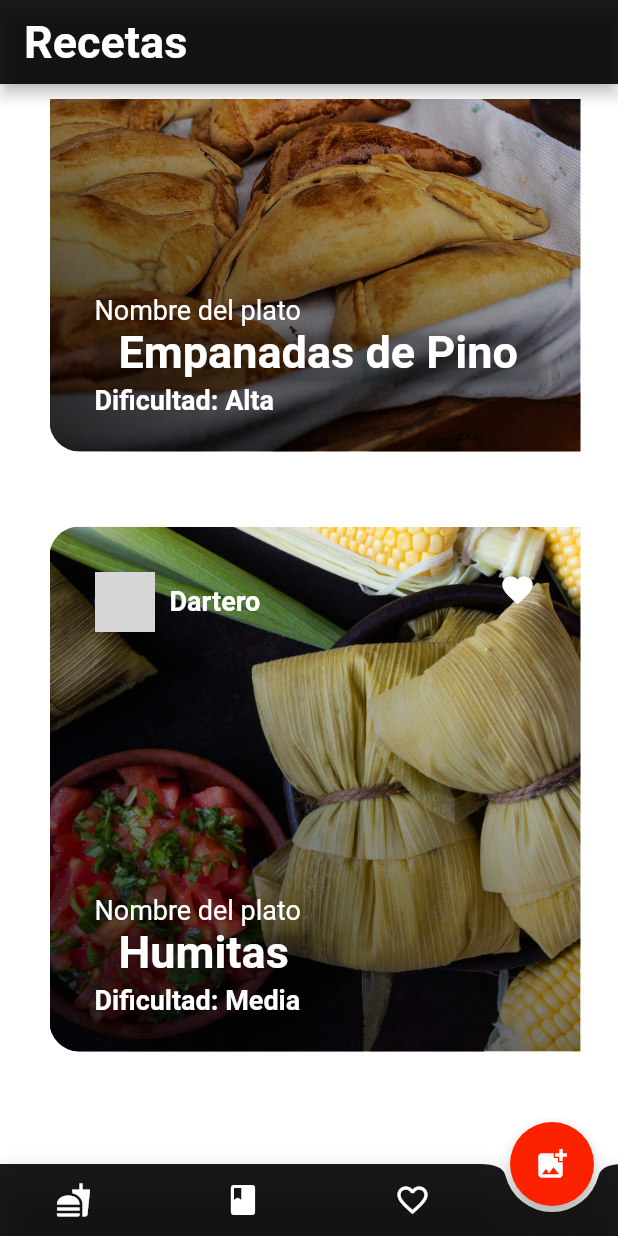
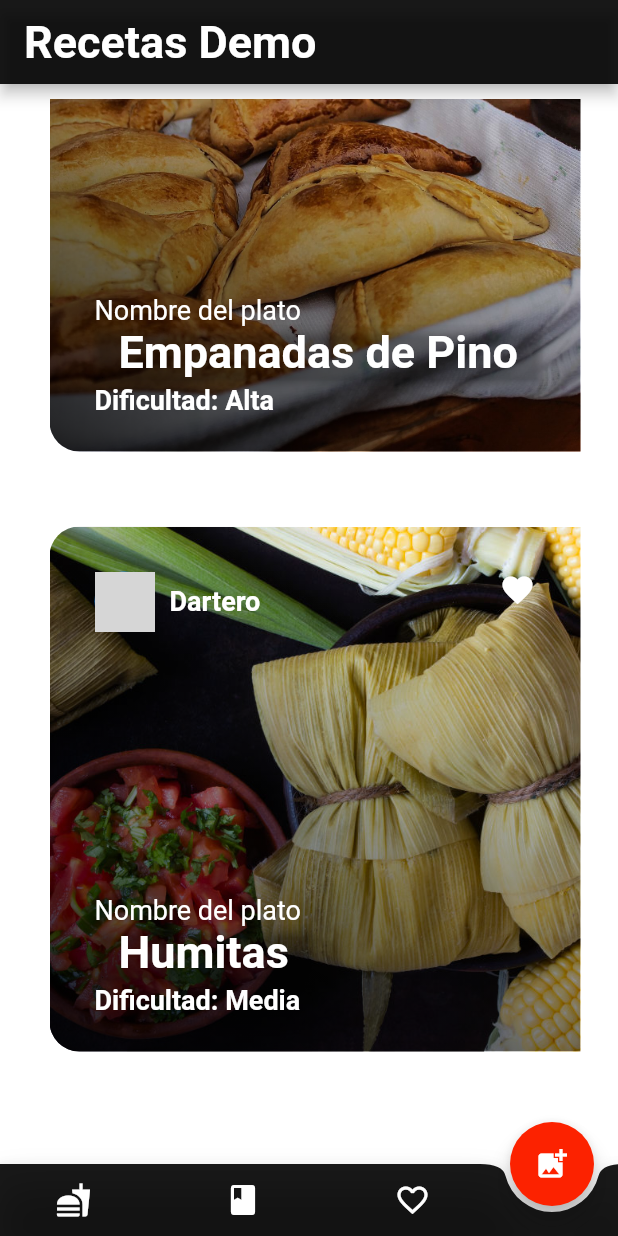
Before and after one commit to felibassx/tarjeta_comidas_demo, a Flutter app: the screen it shows after launch, scrolled down 540 dp, on a phone screen of 412 x 824 dp. Run offline on Flutter 3.47's test engine with Material 2 defaults, Android fonts, the phone set to English and light mode, and no system bars; network calls fail; grey boxes are pictures that could not be loaded.

Commit message:
mejoras 06042020

```diff
--- a/lib/src/pages/home_page.dart
+++ b/lib/src/pages/home_page.dart
@@ -18,7 +18,7 @@ class _HomePageState extends State<HomePage> {
           // leading: Text('data'),
           backgroundColor: Color.fromRGBO(0, 0, 0, 0.9),
           title: Text(
-            'Recetas',
+            'Recetas Demo',
             style: TextStyle(
                 fontWeight: FontWeight.bold, color: Colors.white, fontSize: 30),
             textAlign: TextAlign.center,
```
